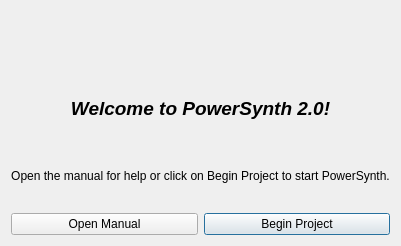
Old version of the form NEW_UI/ui/openingWindow.ui in the repository e3da/PowerSynth2-core.
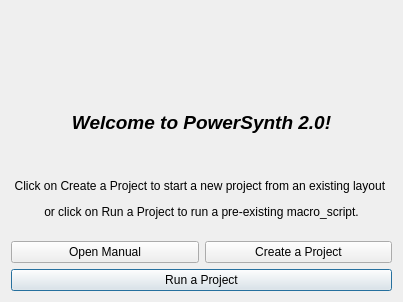
New version of the form. Icons and pictures are not drawn.

The edit to the form file:
```diff
--- a/NEW_UI/ui/openingWindow.ui
+++ b/NEW_UI/ui/openingWindow.ui
@@ -6,8 +6,8 @@
    <rect>
     <x>0</x>
     <y>0</y>
-    <width>388</width>
-    <height>246</height>
+    <width>403</width>
+    <height>302</height>
    </rect>
   </property>
   <property name="windowTitle">
@@ -40,7 +40,7 @@
    <item>
     <widget class="QLabel" name="label">
      <property name="text">
-      <string>&lt;html&gt;&lt;head/&gt;&lt;body&gt;&lt;p&gt;Open the manual for help or click on Begin Project to start PowerSynth.&lt;/p&gt;&lt;/body&gt;&lt;/html&gt;</string>
+      <string>&lt;html&gt;&lt;head/&gt;&lt;body&gt;&lt;p align=&quot;center&quot;&gt;Click on Create a Project to start a new project from an existing layout &lt;/p&gt;&lt;p align=&quot;center&quot;&gt;or click on Run a Project to run a pre-existing macro_script.&lt;/p&gt;&lt;/body&gt;&lt;/html&gt;</string>
      </property>
      <property name="alignment">
       <set>Qt::AlignCenter</set>
@@ -59,15 +59,25 @@
      <item>
       <widget class="QPushButton" name="start_project">
        <property name="text">
-        <string>Begin Project</string>
+        <string>Create a Project</string>
        </property>
        <property name="default">
-        <bool>true</bool>
+        <bool>false</bool>
        </property>
       </widget>
      </item>
     </layout>
    </item>
+   <item>
+    <widget class="QPushButton" name="runProject">
+     <property name="text">
+      <string>Run a Project</string>
+     </property>
+     <property name="default">
+      <bool>true</bool>
+     </property>
+    </widget>
+   </item>
   </layout>
  </widget>
  <resources>
```
